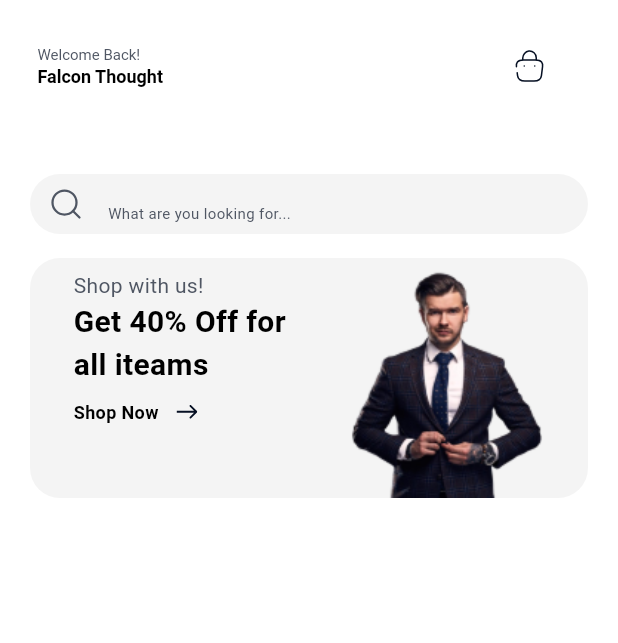
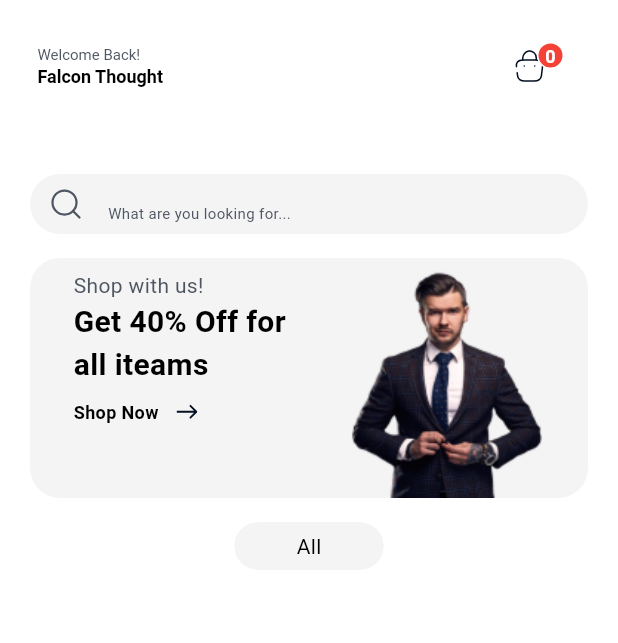
Before and after one commit to MariMohamed/login-signup, a Flutter app: the HomeScreen screen opened by its route, on a phone screen of 412 x 824 dp. Shown: the top 643 px of the screen. Run offline on Flutter 3.47's test engine with Material 3 defaults, Android fonts, the phone set to English and light mode, and no system bars; drawn by our look-alikes of toggle_switch; our stand-ins replace delightful_toast, dio, flutter_rating_bar, flutter_staggered_animations, flutter_svg, image_picker; missing offline and left inert: phone_numbers_parser; accounts and stored records are empty; network calls fail.

Commit message:
added category toggle

```diff
--- a/lib/core/app_strings.dart
+++ b/lib/core/app_strings.dart
@@ -33,4 +33,5 @@ class AppStrings {
   static const String remove = "Remove";
   static const String addtoCart = "Add To Cart";
   static const String search = "What are you looking for...";
+  static const String profile = "Profile";
 }
--- a/lib/core/providers/app_dataprovider.dart
+++ b/lib/core/providers/app_dataprovider.dart
@@ -72,10 +72,6 @@ class AppDataProvider with ChangeNotifier {
         newUser,
         context,
       );
-
-      if (createdUser == null) {
-        throw Exception('Signup failed');
-      }
       _users = [..._users, createdUser];
 
       // Attempt login
--- a/lib/core/remote/api_test.dart
+++ b/lib/core/remote/api_test.dart
@@ -15,7 +15,7 @@ void main() async {
         userId: 12,
         products: [],
       ).toJson(),
-      path: "${ApiConstants.carts}",
+      path: ApiConstants.carts,
     );
     print('Response data: ${response.data}');
   } catch (e) {
--- a/lib/presentation/features/Home/view/homescreen.dart
+++ b/lib/presentation/features/Home/view/homescreen.dart
@@ -8,7 +8,8 @@ import 'package:login_signin/core/app_textStyles.dart';
 import 'package:login_signin/core/providers/app_dataprovider.dart';
 import 'package:login_signin/presentation/features/Home/widgets/home_drawer.dart';
 import 'package:login_signin/presentation/features/Home/widgets/home_navbar.dart';
-import 'package:login_signin/presentation/pages/view/app_cartpage.dart';
+import 'package:login_signin/presentation/features/pages/view/app_cartpage.dart';
+import 'package:login_signin/presentation/features/pages/widget/home_buttonCollection.dart';
 import 'package:login_signin/presentation/widget/app_cardGrid.dart';
 import 'package:login_signin/presentation/widget/app_textfield.dart';
 import 'package:login_signin/presentation/widget/custom_scaffold.dart';
@@ -49,13 +50,43 @@ class _HomeScreenState extends State<HomeScreen> {
                 Padding(
                   padding: const EdgeInsets.only(right: 16.0, top: 8),
                   child: Center(
-                    child: IconButton(
+                    child: Stack(
+                      children: [
+                        IconButton(
                           onPressed: () =>
                               AppRouter.transition(context, Cartpage()),
                           icon: SvgPicture.asset(
                             AppAssets.notification,
                             fit: BoxFit.cover,
                           ),
+                        ),
+                        Positioned(
+                          top: 20,
+                          right: 20,
+                          child: Container(
+                            width: 18,
+                            height: 18,
+                            decoration: BoxDecoration(
+                              shape: BoxShape.circle,
+                              color: AppColors.red,
+                              border: Border.all(color: Colors.white, width: 1),
+                            ),
+                            child: Padding(
+                              padding: const EdgeInsets.all(0.0),
+                              child: Center(
+                                child: Text(
+                                  appData.usercart?.products.length
+                                          .toString() ??
+                                      "0",
+                                  style: TextStyles.w600Style.copyWith(
+                                    color: AppColors.white,
+                                  ),
+                                ),
+                              ),
+                            ),
+                          ),
+                        ),
+                      ],
                     ),
                   ),
                 ),
@@ -117,7 +148,7 @@ class _HomeScreenState extends State<HomeScreen> {
                           Column(
                             crossAxisAlignment: CrossAxisAlignment.start,
                             children: [
-                              Container(
+                              SizedBox(
                                 width: 166,
                                 height: 86,
                                 child: Column(
@@ -155,7 +186,8 @@ class _HomeScreenState extends State<HomeScreen> {
                       ),
                     ),
                   ),
-                  CardGrid(products: appData.products),
+                  //CardGrid(products: appData.products),
+                  Buttoncollection(),
                 ],
               ),
             ),
--- a/lib/presentation/features/Home/widgets/home_drawer.dart
+++ b/lib/presentation/features/Home/widgets/home_drawer.dart
@@ -6,7 +6,7 @@ import 'package:login_signin/core/providers/app_dataprovider.dart';
 import 'package:login_signin/core/providers/app_drawerStateManager.dart';
 import 'package:login_signin/presentation/features/Home/view/homescreen.dart';
 import 'package:login_signin/presentation/features/Home/widgets/home_useravatar.dart';
-import 'package:login_signin/presentation/pages/view/app_cartpage.dart';
+import 'package:login_signin/presentation/features/pages/view/app_cartpage.dart';
 import 'package:login_signin/presentation/widget/app_inkwell.dart';
 import 'package:login_signin/presentation/widget/appbutton.dart';
 import 'package:provider/provider.dart';
@@ -41,7 +41,7 @@ class _HomeDrawerState extends State<HomeDrawer>
                   mainAxisAlignment: MainAxisAlignment.center,
                   spacing: 16,
                   children: [
-                    HomeUseravatar(),
+                    Useravatar(),
                     Text(
                       appData.currentUser?.displayName ?? 'Guest',
                       style: TextStyle(color: AppColors.white, fontSize: 20),
--- a/lib/presentation/features/Home/widgets/home_navbar.dart
+++ b/lib/presentation/features/Home/widgets/home_navbar.dart
@@ -3,6 +3,7 @@ import 'package:flutter_svg/svg.dart';
 import 'package:login_signin/core/app_assets.dart';
 import 'package:login_signin/core/app_router.dart';
 import 'package:login_signin/presentation/features/Home/view/homescreen.dart';
+import 'package:login_signin/presentation/features/pages/view/profile_page.dart';
 
 class HomeNavbar extends StatelessWidget {
   const HomeNavbar({super.key});
@@ -30,7 +31,7 @@ class HomeNavbar extends StatelessWidget {
             ),
           ),
           IconButton(
-            onPressed: () {},
+            onPressed: () => AppRouter.transition(context, ProfilePage()),
             icon: SvgPicture.asset(AppAssets.profile, fit: BoxFit.cover),
           ),
         ],
--- a/lib/presentation/pages/view/app_cartpage.dart
+++ b/lib/presentation/features/pages/view/app_cartpage.dart
@@ -4,11 +4,9 @@ import 'package:login_signin/core/animation/scale_animation.dart';
 import 'package:login_signin/core/app_assets.dart';
 import 'package:login_signin/core/app_strings.dart';
 import 'package:login_signin/core/app_textStyles.dart';
-import 'package:login_signin/core/data/cart_model.dart';
 import 'package:login_signin/core/data/products_model.dart';
 import 'package:login_signin/core/providers/app_dataprovider.dart';
-import 'package:login_signin/presentation/features/Home/widgets/home_drawer.dart';
-import 'package:login_signin/presentation/pages/widget/cart_productcard.dart';
+import 'package:login_signin/presentation/features/pages/widget/cart_productcard.dart';
 import 'package:login_signin/presentation/widget/custom_scaffold.dart';
 import 'package:provider/provider.dart';
 
--- a/lib/presentation/pages/view/product_page.dart
+++ b/lib/presentation/features/pages/view/product_page.dart
@@ -3,7 +3,7 @@ import 'package:flutter_rating_bar/flutter_rating_bar.dart';
 import 'package:flutter_svg/svg.dart';
 import 'package:login_signin/core/app_assets.dart';
 import 'package:login_signin/core/data/products_model.dart';
-import 'package:login_signin/presentation/pages/widget/app_addtocartview.dart';
+import 'package:login_signin/presentation/features/pages/widget/app_addtocartview.dart';
 import 'package:login_signin/presentation/widget/custom_scaffold.dart';
 
 class ProductPage extends StatelessWidget {
--- a/lib/presentation/pages/widget/app_counter.dart
+++ b/lib/presentation/features/pages/widget/app_counter.dart
@@ -6,7 +6,7 @@ class Counter extends StatefulWidget {
   final Function(int)? counterCallback;
   final Function? increaseCallback;
   final Function? decreaseCallback;
-  Counter({
+  const Counter({
     super.key,
     this.counterCallback,
     this.increaseCallback,
@@ -22,7 +22,7 @@ class _CounterState extends State<Counter> {
   late Function _counterCallback;
   late Function _increaseCallback;
   late Function _decreaseCallback;
-  int _minNumber = 1;
+  final int _minNumber = 1;
 
   @override
   void initState() {
--- a/lib/presentation/pages/widget/cart_productcard.dart
+++ b/lib/presentation/features/pages/widget/cart_productcard.dart
@@ -3,8 +3,7 @@ import 'package:login_signin/core/app_strings.dart';
 import 'package:login_signin/core/data/cart_model.dart';
 import 'package:login_signin/core/data/products_model.dart';
 import 'package:login_signin/core/providers/app_dataprovider.dart';
-import 'package:login_signin/presentation/pages/widget/app_counter.dart';
-import 'package:login_signin/presentation/widget/app_inkwell.dart';
+import 'package:login_signin/presentation/features/pages/widget/app_counter.dart';
 import 'package:provider/provider.dart';
 
 class CartProductcard extends StatelessWidget {
--- /dev/null
+++ b/lib/presentation/features/pages/widget/home_buttonCollection.dart
@@ -0,0 +1,76 @@
+import 'package:flutter/material.dart';
+import 'package:login_signin/core/app_colors.dart';
+import 'package:login_signin/core/providers/app_dataprovider.dart';
+import 'package:login_signin/presentation/widget/app_cardGrid.dart';
+import 'package:login_signin/presentation/widget/appbutton.dart';
+import 'package:provider/provider.dart';
+import 'package:toggle_switch/toggle_switch.dart';
+
+class Buttoncollection extends StatefulWidget {
+  const Buttoncollection({super.key});
+
+  @override
+  State<Buttoncollection> createState() => _ButtoncollectionState();
+}
+
+class _ButtoncollectionState extends State<Buttoncollection> {
+  String? selectedCatagory = null;
+  late bool isselected = false;
+  @override
+  Widget build(BuildContext context) {
+    final appData = Provider.of<AppDataProvider>(context, listen: false);
+    Set<String> uniqueCategories = appData.products
+        .map((product) => product.category) // Extract categories
+        .where((category) => category != null) // Filter out nulls
+        .toSet();
+
+    List<String> uniqueCategoryList = uniqueCategories.toList();
+    return Padding(
+      padding: const EdgeInsets.only(top: 16.0),
+      child: Column(
+        mainAxisSize: MainAxisSize.min,
+        children: [
+          SizedBox(
+            height: 32,
+            child: SingleChildScrollView(
+              scrollDirection: Axis.horizontal,
+              child: ToggleSwitch(
+                minWidth: 100.0,
+                initialLabelIndex: isselected
+                    ? uniqueCategoryList.indexOf(selectedCatagory!) + 1
+                    : 0,
+                activeBgColor: [AppColors.container],
+                inactiveBgColor: AppColors.white,
+                activeFgColor: AppColors.black,
+                cornerRadius: 20,
+                radiusStyle: true,
+                totalSwitches: uniqueCategoryList.length + 1,
+                labels: ['All', ...uniqueCategoryList],
+                onToggle: (index) {
+                  if (index == 0) {
+                    setState(() {
+                      selectedCatagory = null;
+                      isselected = false;
+                    });
+                  } else {
+                    setState(() {
+                      selectedCatagory = uniqueCategoryList[index! - 1];
+                      isselected = true;
+                    });
+                  }
+                },
+              ),
+            ),
+          ),
+          CardGrid(
+            products: isselected
+                ? appData.products
+                      .where((product) => product.category == selectedCatagory)
+                      .toList()
+                : appData.products,
+          ),
+        ],
+      ),
+    );
+  }
+}
--- a/lib/presentation/features/userlist/controller/uselist_controller.dart
+++ b/lib/presentation/features/userlist/controller/uselist_controller.dart
@@ -26,7 +26,7 @@ class UserListController {
   Future<User> getUser(int userid) async {
     try {
       final response = await apiService.get(
-        path: '${ApiConstants.users}/${userid}',
+        path: '${ApiConstants.users}/$userid',
       );
       final Map<String, dynamic> data = response.data;
       // debugPrint(response.data.runtimeType.toString());
--- a/lib/presentation/widget/app_card.dart
+++ b/lib/presentation/widget/app_card.dart
@@ -1,11 +1,10 @@
 import 'package:flutter/material.dart';
-import 'package:flutter_rating_bar/flutter_rating_bar.dart';
 import 'package:flutter_svg/svg.dart';
 import 'package:login_signin/core/app_assets.dart';
 import 'package:login_signin/core/app_colors.dart';
 import 'package:login_signin/core/app_textStyles.dart';
 import 'package:login_signin/core/data/products_model.dart';
-import 'package:login_signin/presentation/pages/view/product_page.dart';
+import 'package:login_signin/presentation/features/pages/view/product_page.dart';
 
 class AppCard extends StatelessWidget {
   const AppCard({super.key, required this.product});
@@ -71,6 +70,7 @@ class AppCard extends StatelessWidget {
                               width: 14,
                               height: 14,
                               color: AppColors.white,
+                              fit: BoxFit.scaleDown,
                             ),
                           ),
                         ),
--- a/lib/presentation/widget/app_cardGrid.dart
+++ b/lib/presentation/widget/app_cardGrid.dart
@@ -1,6 +1,5 @@
 import 'package:flutter/material.dart';
 import 'package:flutter_staggered_animations/flutter_staggered_animations.dart';
-import 'package:login_signin/core/animation/scale_animation.dart';
 import 'package:login_signin/core/data/products_model.dart';
 import 'package:login_signin/presentation/widget/app_card.dart';
 
--- a/lib/presentation/widget/app_inkwell.dart
+++ b/lib/presentation/widget/app_inkwell.dart
@@ -1,6 +1,4 @@
 import 'package:flutter/material.dart';
-import 'package:login_signin/core/animation/vertical_animation.dart';
-import 'package:login_signin/core/app_router.dart';
 
 class AppInkwell extends StatelessWidget {
   const AppInkwell({
--- a/pubspec.yaml
+++ b/pubspec.yaml
@@ -44,6 +44,7 @@ dependencies:
   image_picker: ^1.1.2
   phone_numbers_parser: ^9.0.3
   flutter_svg: ^2.2.0
+  toggle_switch: ^2.3.0
 
 dev_dependencies:
   flutter_test:
```
Also changed, not shown: lib/presentation/features/Home/widgets/home_useravatar.dart (+9 -11 lines), lib/presentation/features/pages/view/profile_page.dart (added, +64 -0 lines), lib/presentation/features/pages/widget/app_addtocartview.dart (renamed from lib/presentation/pages/widget/app_addtocartview.dart, +19 -8 lines), pubspec.lock. Lines whose indentation alone changed are shown as unchanged.
